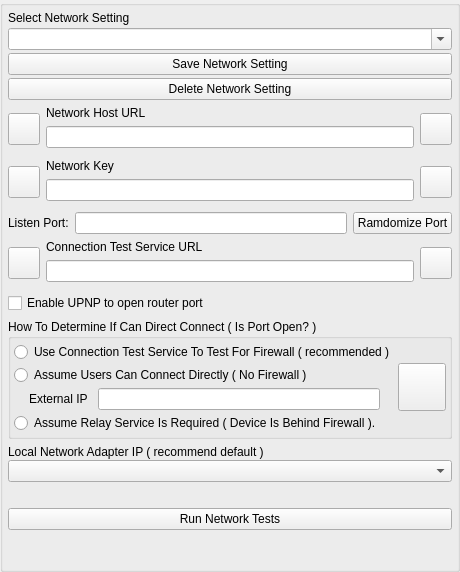
First picture: the form in GoTvApps/GoTvCommon/Forms/AppletNetworkSettings.ui, repository brettrjones/gotvptop, before the edit.
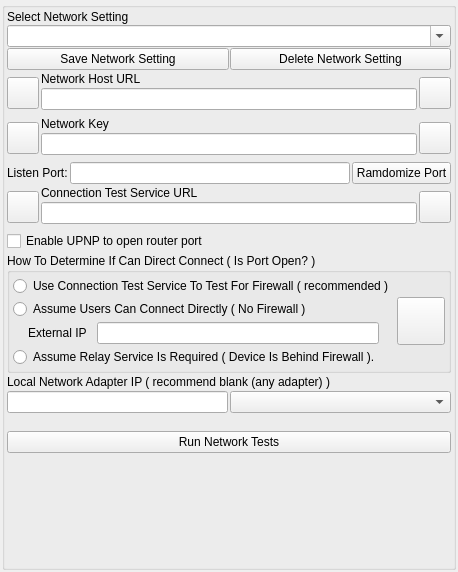
Second picture: the form after the edit. Custom widgets are drawn as their Qt base class.

What changed in the file:
```diff
--- a/GoTvApps/GoTvCommon/Forms/AppletNetworkSettings.ui
+++ b/GoTvApps/GoTvCommon/Forms/AppletNetworkSettings.ui
@@ -15,42 +15,45 @@
   </property>
   <layout class="QGridLayout" name="gridLayout">
    <property name="leftMargin">
-    <number>0</number>
+    <number>2</number>
    </property>
    <property name="topMargin">
-    <number>0</number>
+    <number>2</number>
    </property>
    <property name="rightMargin">
-    <number>0</number>
+    <number>2</number>
    </property>
    <property name="bottomMargin">
-    <number>0</number>
+    <number>2</number>
    </property>
-   <property name="spacing">
-    <number>0</number>
+   <property name="horizontalSpacing">
+    <number>2</number>
    </property>
    <item row="0" column="0">
     <widget class="QGroupBox" name="DialogItemsGroupBox">
      <property name="title">
       <string/>
      </property>
-     <layout class="QVBoxLayout" name="verticalLayout_3">
+     <layout class="QVBoxLayout" name="verticalLayout_5">
+      <property name="spacing">
+       <number>2</number>
+      </property>
       <property name="leftMargin">
-       <number>5</number>
+       <number>2</number>
       </property>
       <property name="topMargin">
-       <number>5</number>
+       <number>2</number>
       </property>
       <property name="rightMargin">
-       <number>5</number>
+       <number>2</number>
       </property>
       <property name="bottomMargin">
-       <number>5</number>
+       <number>2</number>
       </property>
       <item>
-       <layout class="QVBoxLayout" name="verticalLayout_5">
+       <layout class="QVBoxLayout" name="verticalLayout_3">
         <property name="spacing">
-         <number>3</number>
+         <number>1</number>
         </property>
         <item>
          <widget class="QLabel" name="m_SelectNetworkSettingLabel">
@@ -79,18 +82,22 @@
          </widget>
         </item>
         <item>
-         <widget class="QPushButton" name="m_SaveSettingsButton">
-          <property name="text">
-           <string>Save Network Setting</string>
-          </property>
-         </widget>
-        </item>
-        <item>
-         <widget class="QPushButton" name="m_DeleteSettingsButton">
-          <property name="text">
-           <string>Delete Network Setting</string>
-          </property>
-         </widget>
+         <layout class="QHBoxLayout" name="horizontalLayout_8">
+          <item>
+           <widget class="QPushButton" name="m_SaveSettingsButton">
+            <property name="text">
+             <string>Save Network Setting</string>
+            </property>
+           </widget>
+          </item>
+          <item>
+           <widget class="QPushButton" name="m_DeleteSettingsButton">
+            <property name="text">
+             <string>Delete Network Setting</string>
+            </property>
+           </widget>
+          </item>
+         </layout>
         </item>
        </layout>
       </item>
@@ -463,20 +470,27 @@
        </widget>
       </item>
       <item>
-       <layout class="QVBoxLayout" name="WirelessIpLayout">
-        <property name="spacing">
-         <number>1</number>
+       <widget class="QLabel" name="WirelessIpLabel">
+        <property name="text">
+         <string>Local Network Adapter IP ( recommend blank (any adapter) )</string>
         </property>
+       </widget>
+      </item>
+      <item>
+       <layout class="QHBoxLayout" name="horizontalLayout_7">
         <item>
-         <widget class="QLabel" name="WirelessIpLabel">
-          <property name="text">
-           <string>Local Network Adapter IP ( recommend default )</string>
+         <widget class="QLineEdit" name="m_AdapterIpEdit"/>
+        </item>
+        <item>
+         <widget class="QComboBox" name="m_LclIpListComboBox">
+          <property name="sizePolicy">
+           <sizepolicy hsizetype="Expanding" vsizetype="Fixed">
+            <horstretch>0</horstretch>
+            <verstretch>0</verstretch>
+           </sizepolicy>
           </property>
          </widget>
         </item>
-        <item>
-         <widget class="QComboBox" name="m_LclIpListComboBox"/>
-        </item>
        </layout>
       </item>
       <item>
```
